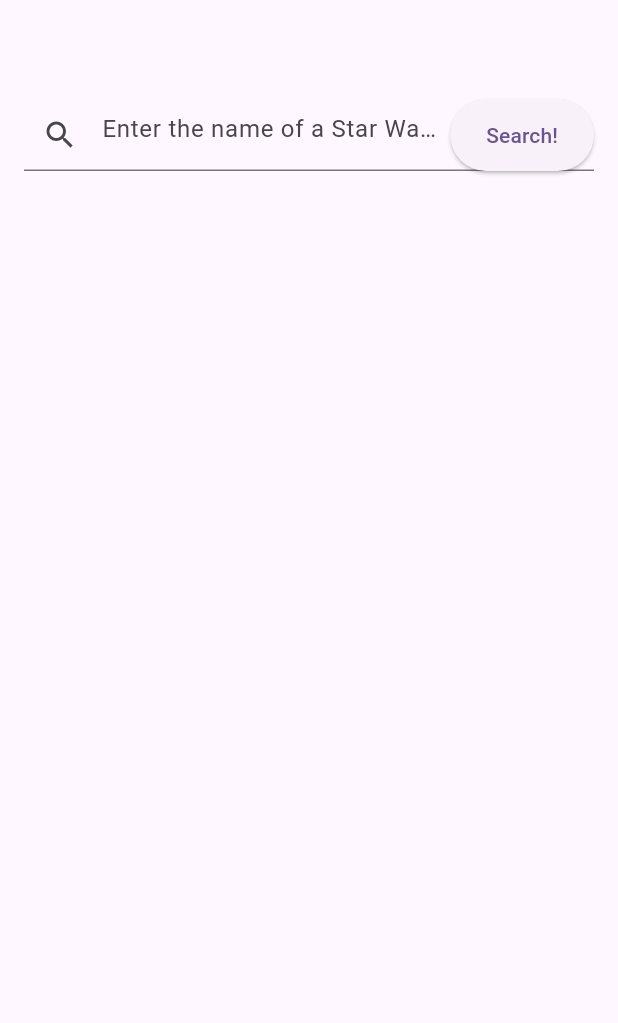
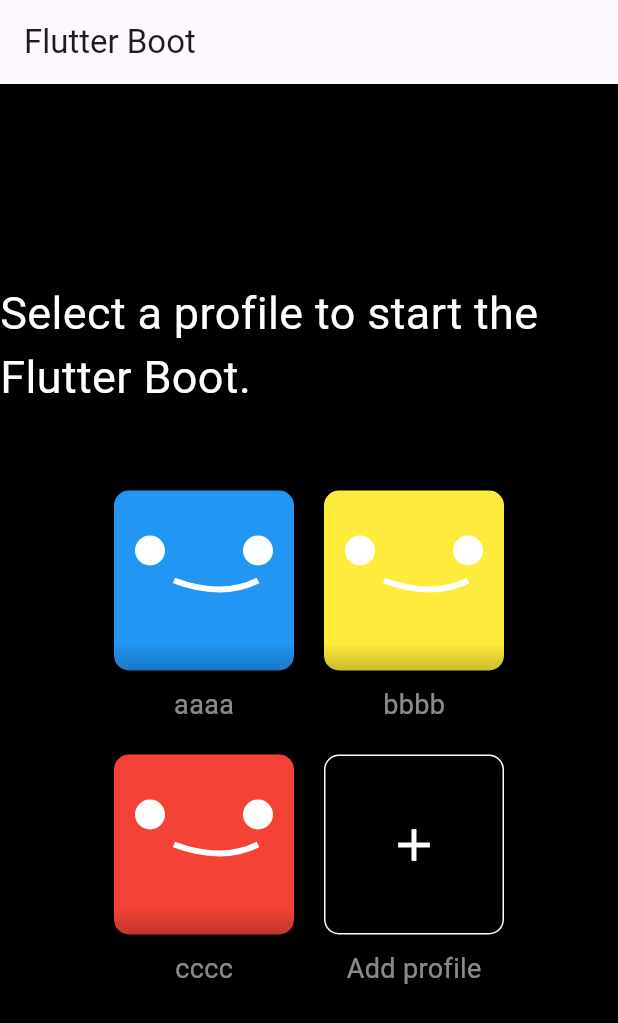
Before and after one commit to Jpumpkin1223/flutter_boot_challenge, a Flutter app: the screen it shows after launch, on a phone screen of 412 x 824 dp. Shown: the top 1023 px of the screen. Run offline on Flutter 3.47's test engine with Material 3 defaults, Android fonts, the phone set to English and light mode, and no system bars.

Commit message:
feat: Add Day10BasicApp widget
This commit adds the `Day10BasicApp` widget, which is a basic app screen for the Flutter Boot. It includes a scaffold with a black background and an app bar with the title "Flutter Boot". The body of the screen consists of a centered column containing some text and profile selection boxes. Each profile box has a gradient background color, an icon or custom character, and a name displayed below it.

The commit also updates the main.dart file to use `Day10BasicApp` as the home screen instead of `Day8BasicApp`.

```diff
--- /dev/null
+++ b/lib/day_10/day_10_basic_app.dart
@@ -0,0 +1,110 @@
+import 'package:flutter/material.dart';
+
+class Day10BasicApp extends StatefulWidget {
+  const Day10BasicApp({super.key});
+
+  @override
+  State<Day10BasicApp> createState() => _Day10BasicAppState();
+}
+
+class _Day10BasicAppState extends State<Day10BasicApp> {
+  @override
+  Widget build(BuildContext context) {
+    return Scaffold(
+      backgroundColor: Colors.black,
+      appBar: AppBar(
+        title: const Text('Flutter Boot'),
+      ),
+      body: Center(
+          child: Column(
+        mainAxisAlignment: MainAxisAlignment.center,
+        children: [
+          const Text('Select a profile to start the Flutter Boot.', style: TextStyle(fontSize: 30, color: Colors.white)),
+          const SizedBox(height: 20),
+          SizedBox(
+              height: 400,
+              width: 350,
+              child: Center(
+                child: Wrap(
+                  spacing: 20,
+                  runSpacing: 20,
+                  children: [
+                    accountBox(Colors.blue, 'aaaa'),
+                    accountBox(Colors.yellow, 'bbbb'),
+                    accountBox(Colors.red, 'cccc'),
+                    accountBox(Colors.black, 'Add profile'),
+                  ],
+                ),
+              )),
+        ],
+      )),
+    );
+  }
+
+  Column accountBox(Color color, String name) {
+    var gradient = LinearGradient(
+      colors: [color, color.withOpacity(0.8)],
+      begin: const Alignment(0, 0.7),
+      end: Alignment.bottomCenter,
+    );
+    return Column(
+      children: [
+        Container(
+          margin: const EdgeInsets.only(bottom: 10),
+          decoration: BoxDecoration(
+            borderRadius: BorderRadius.circular(10),
+            border: name == 'Add profile' ? Border.all(color: Colors.white, width: 1) : null,
+            gradient: gradient,
+          ),
+          clipBehavior: Clip.hardEdge,
+          width: 120,
+          height: 120,
+          child: name == 'Add profile'
+              ? const Icon(Icons.add, color: Colors.white, size: 36)
+              : CustomPaint(
+                  painter: CharacterPainter(),
+                ),
+        ),
+        Text(
+          name,
+          style: const TextStyle(fontSize: 18, color: Colors.white54),
+        )
+      ],
+    );
+  }
+}
+
+class CharacterPainter extends CustomPainter {
+  @override
+  void paint(Canvas canvas, Size size) {
+    var paint = Paint()
+      ..color = Colors.white
+      ..style = PaintingStyle.stroke
+      ..strokeWidth = 4.0;
+
+    var path = Path();
+    path.moveTo(size.width * 1 / 3, size.height / 2);
+    var controlPoint = Offset(size.width * 3 / 5, size.height * 3 / 5);
+    var endPoint = Offset(size.width * 4 / 5, size.height / 2);
+    path.quadraticBezierTo(controlPoint.dx, controlPoint.dy, endPoint.dx, endPoint.dy);
+
+    canvas.drawPath(path, paint);
+
+    var circlePaint = Paint()
+      ..color = Colors.white
+      ..style = PaintingStyle.fill;
+
+    Offset circle1Center = Offset(size.width * 1 / 5, size.height / 3);
+    Offset circle2Center = Offset(size.width * 4 / 5, size.height / 3);
+
+    double radius = 10.0;
+    canvas.drawCircle(circle1Center, radius, circlePaint);
+    canvas.drawCircle(circle2Center, radius, circlePaint);
+  }
+
+  @override
+  bool shouldRepaint(CharacterPainter oldDelegate) => false;
+
+  @override
+  bool shouldRebuildSemantics(CharacterPainter oldDelegate) => false;
+}
--- a/lib/main.dart
+++ b/lib/main.dart
@@ -1,5 +1,5 @@
 import 'package:flutter/material.dart';
-import 'package:flutter_boot_challenge/day_8/day_8_basic_app.dart';
+import 'package:flutter_boot_challenge/day_10/day_10_basic_app.dart';
 
 void main() {
   runApp(const MyApp());
@@ -16,7 +16,7 @@ class MyApp extends StatelessWidget {
         useMaterial3: true,
       ),
       debugShowCheckedModeBanner: false,
-      home: const Day8BasicApp(),
+      home: const Day10BasicApp(),
     );
   }
 }
```
